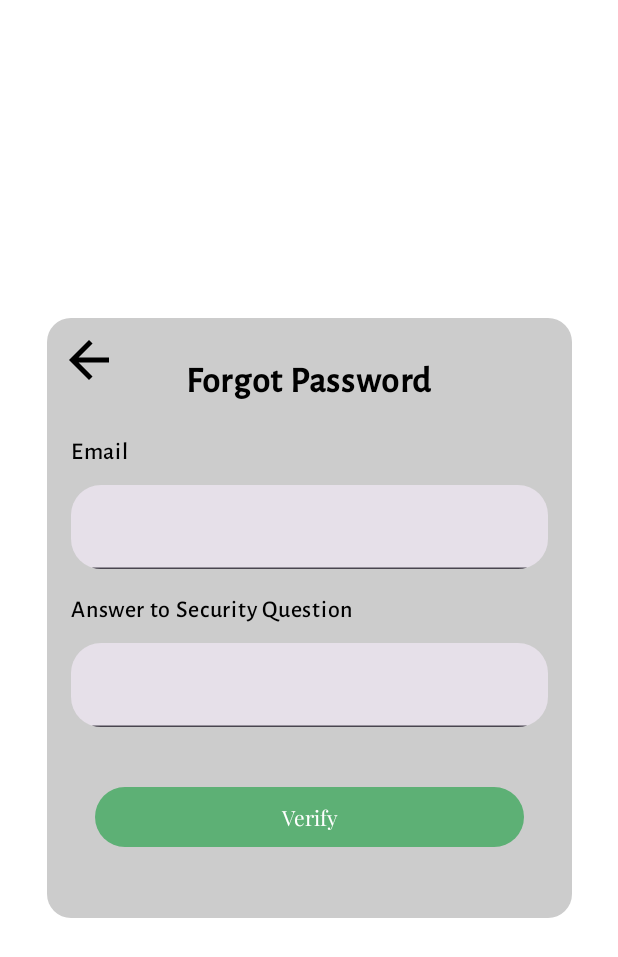
After one commit to evansleong/Mobile-App-Development-Assignment, an Android app built with Jetpack Compose: the AgencyForgotPwScreen screen opened through its navigation route, on a phone screen of 412 x 824 dp. The commit adds this screen. Shown: the top 957 px of the screen. Run offline under Robolectric (Android 15) with nearby library versions, the phone set to English and light mode, and no system bars; our stand-ins replace Firebase (no records; nobody signed in at launch, a user with empty details on screens opened directly), Room's generated code; Roboto replaces fonts that are not available here.

Commit message:
BUG FIXED
agency side read trip based on agencyId, Forgot password screen added (user side can refer to it)

```diff
--- a/app/src/main/java/com/example/travelerapp/AgencyAddPackageScreen.kt
+++ b/app/src/main/java/com/example/travelerapp/AgencyAddPackageScreen.kt
@@ -790,6 +790,7 @@ fun AgencyAddPackageScreen(
                                             isAvailable = tripAvailable.value.text.toInt(),
                                             noOfUserBooked = 0,
                                             agencyUsername = loggedInAgency?.agencyUsername ?: "user",
+                                            agencyId = loggedInAgency?.agencyId ?: "agencyId",
                                             onSuccess = {
                                                 dbHandler.addNewTrip(
                                                     tripId,
--- /dev/null
+++ b/app/src/main/java/com/example/travelerapp/AgencyForgotPwScreen.kt
@@ -0,0 +1,163 @@
+package com.example.travelerapp
+
+import android.content.Context
+import android.widget.Toast
+import androidx.compose.foundation.background
+import androidx.compose.foundation.clickable
+import androidx.compose.foundation.layout.*
+import androidx.compose.foundation.shape.RoundedCornerShape
+import androidx.compose.material.icons.Icons
+import androidx.compose.material.icons.filled.ArrowBack
+import androidx.compose.material3.Icon
+import androidx.compose.material3.Text
+import androidx.compose.material3.TextField
+import androidx.compose.runtime.*
+import androidx.compose.runtime.saveable.rememberSaveable
+import androidx.compose.ui.Alignment
+import androidx.compose.ui.Modifier
+import androidx.compose.ui.graphics.Color
+import androidx.compose.ui.platform.LocalContext
+import androidx.compose.ui.text.font.FontWeight
+import androidx.compose.ui.text.input.TextFieldValue
+import androidx.compose.ui.tooling.preview.Preview
+import androidx.compose.ui.unit.dp
+import androidx.compose.ui.unit.sp
+import androidx.navigation.NavController
+import androidx.navigation.compose.rememberNavController
+import com.example.travelerapp.data.AgencyUser
+import com.example.travelerapp.viewModel.AgencyViewModel
+import com.google.firebase.firestore.ktx.firestore
+import com.google.firebase.ktx.Firebase
+
+@Composable
+fun AgencyForgotPwScreen(
+    navController: NavController,
+    context: Context,
+    viewModel: AgencyViewModel,
+) {
+    val db = Firebase.firestore
+
+    val email = remember{ mutableStateOf(TextFieldValue()) }
+    val securityQuestionAnswer = remember { mutableStateOf(TextFieldValue()) }
+
+    val agencyUsers = remember { mutableStateOf(emptyList<AgencyUser>()) }
+
+    // Fetch agency users from Firestore
+    LaunchedEffect(Unit) {
+        viewModel.readAgencyData(db) { agencyUserList ->
+            agencyUsers.value = agencyUserList
+        }
+    }
+
+    var agencyUser by remember { mutableStateOf<AgencyUser?>(null) }
+
+    Column(
+        modifier = Modifier
+            .fillMaxSize()
+            .background(Color.White),
+        verticalArrangement = Arrangement.Center,
+        horizontalAlignment = Alignment.CenterHorizontally
+    ) {
+        Box(
+            modifier = Modifier
+                .width(350.dp)
+                .height(400.dp)
+                .background(Color.LightGray, RoundedCornerShape(16.dp))
+        ) {
+            Icon(
+                Icons.Default.ArrowBack,
+                contentDescription = "Back",
+                modifier = Modifier
+                    .padding(8.dp)
+                    .size(40.dp)
+                    .clickable {
+                        navController.popBackStack()
+                    }
+            )
+            Column(
+                modifier = Modifier
+                    .fillMaxSize()
+                    .padding(16.dp),
+                verticalArrangement = Arrangement.Center,
+                horizontalAlignment = Alignment.CenterHorizontally
+            ) {
+                Text(
+                    text = "Forgot Password",
+                    fontSize = 24.sp,
+                    fontWeight = FontWeight.Bold
+                )
+
+                Spacer(modifier = Modifier.height(20.dp))
+
+                Text(
+                    text = "Email",
+                    modifier = Modifier.align(Alignment.Start)
+                )
+
+                Spacer(modifier = Modifier.height(10.dp))
+
+                TextField(
+                    value = email.value.text,
+                    onValueChange = {
+                        email.value = email.value.copy(text = it) },
+                    singleLine = true,
+                    modifier = Modifier.fillMaxWidth(),
+                    shape = RoundedCornerShape(20.dp)
+                )
+
+                Spacer(modifier = Modifier.height(15.dp))
+
+                Text(
+                    text = "Answer to Security Question",
+                    modifier = Modifier.align(Alignment.Start),
+                )
+
+                Spacer(modifier = Modifier.height(10.dp))
+
+                TextField(
+                    value = securityQuestionAnswer.value.text,
+                    onValueChange = {
+                        securityQuestionAnswer.value = securityQuestionAnswer.value.copy(text = it)
+                                    },
+                    singleLine = true,
+                    modifier = Modifier.fillMaxWidth(),
+                    shape = RoundedCornerShape(20.dp),
+                )
+
+                Spacer(modifier = Modifier.height(20.dp))
+
+                ReuseComponents.CustomButton(
+                    text = "Verify",
+                    onClick = {
+                        val sqEmail = email.value.text
+                        val sqQuestion = securityQuestionAnswer.value.text
+                        val verifySuccessful =
+                            viewModel.checkSecureCredentials(sqEmail, sqQuestion, agencyUsers.value)
+                        if (verifySuccessful != null) {
+                            viewModel.loggedInAgency = verifySuccessful
+                            Toast.makeText(context, "verified Successful", Toast.LENGTH_SHORT)
+                                .show()
+                            navController.navigate(Screen.AgencyHome.route) {
+                                popUpTo(Screen.AgencyLogin.route) {
+                                    inclusive = true
+                                }
+                            }
+                        } else {
+                            Toast.makeText(context, "Verify failed", Toast.LENGTH_SHORT).show()
+                        }
+                    }
+                )
+            }
+        }
+    }
+}
+
+@Preview
+@Composable
+fun AgencyForgotPwPreview() {
+    AgencyForgotPwScreen(
+        navController = rememberNavController(),
+        context = LocalContext.current,
+        viewModel = AgencyViewModel()
+    )
+}
--- a/app/src/main/java/com/example/travelerapp/AgencyPackageList.kt
+++ b/app/src/main/java/com/example/travelerapp/AgencyPackageList.kt
@@ -82,7 +82,7 @@ fun AgencyPackageList(
     LaunchedEffect(key1 = refreshTrigger) {
         tripViewModel.readTrip(db) { trips ->
             val filteredTrips = trips.filter { trip ->
-                trip.agencyUsername == loggedInAgency?.agencyUsername
+                trip.agencyId == loggedInAgency?.agencyId
             }
             tripListState.value = filteredTrips
             noPackages.value = filteredTrips.isEmpty()
--- a/app/src/main/java/com/example/travelerapp/NavGraph.kt
+++ b/app/src/main/java/com/example/travelerapp/NavGraph.kt
@@ -134,6 +134,15 @@ fun SetUpNavGraph(
             AgencySignUpScreen(navController, context = LocalContext.current, viewModel = agencyViewModel)
         }
         composable(
+            route = Screen.AgencyForgotPw.route
+        ) {
+            AgencyForgotPwScreen(
+                navController,
+                context = LocalContext.current,
+                viewModel = agencyViewModel
+            )
+        }
+        composable(
             route = Screen.AgencyHome.route
         ){
             AgencyHomeScreen(navController, viewModel = agencyViewModel, tripViewModel = tripViewModel)
--- a/app/src/main/java/com/example/travelerapp/Screen.kt
+++ b/app/src/main/java/com/example/travelerapp/Screen.kt
@@ -22,6 +22,7 @@ sealed class Screen(val route: String) {
     object Settings: Screen(route = "settings_screen")
     object AgencyLogin: Screen(route = "agency_login_screen")
     object AgencySignup: Screen(route = "agency_signup_screen")
+    object AgencyForgotPw: Screen(route = "agency_forgot_password_screen")
     object AgencyHome: Screen(route = "agency_home_screen")
     object AgencyAddPackage: Screen(route = "agency_add_package_screen")
     object AgencyPackageList: Screen(route = "agency_package_list_screen")
--- a/app/src/main/java/com/example/travelerapp/data/AgencyUser.kt
+++ b/app/src/main/java/com/example/travelerapp/data/AgencyUser.kt
@@ -5,5 +5,6 @@ data class AgencyUser(
     val agencyUsername: String = "",
     val agencyEmail: String = "",
     val agencyPassword: String = "",
-    var agencyPicture: String = "",
+    var agencyPicture: String? = null,
+    val agencySecureQst: String = ""
 )
--- a/app/src/main/java/com/example/travelerapp/data/Trip.kt
+++ b/app/src/main/java/com/example/travelerapp/data/Trip.kt
@@ -19,5 +19,6 @@ data class Trip(
     val retDate: String = "",
     val tripUri: String = "",
     val options: List<String> = emptyList(),
-    val agencyUsername: String = "", //FK
+    val agencyUsername: String = "",
+    val agencyId: String = ""//FK
 )
```
Also changed, not shown: app/src/main/java/com/example/travelerapp/AgencyHomeScreen.kt (+15 -18 lines), app/src/main/java/com/example/travelerapp/AgencyLoginSceen.kt (+16 -1 lines), app/src/main/java/com/example/travelerapp/AgencySignupScreen.kt (+115 -21 lines), app/src/main/java/com/example/travelerapp/Button.kt (+4 -4 lines), app/src/main/java/com/example/travelerapp/repo/AgencyUserFirebase.kt (+19 -1 lines), app/src/main/java/com/example/travelerapp/repo/TripFirebase.kt (+9 -4 lines), app/src/main/java/com/example/travelerapp/viewModel/AgencyViewModel.kt (+21 -3 lines), app/src/main/java/com/example/travelerapp/viewModel/TripViewModel.kt (+8 -6 lines).
